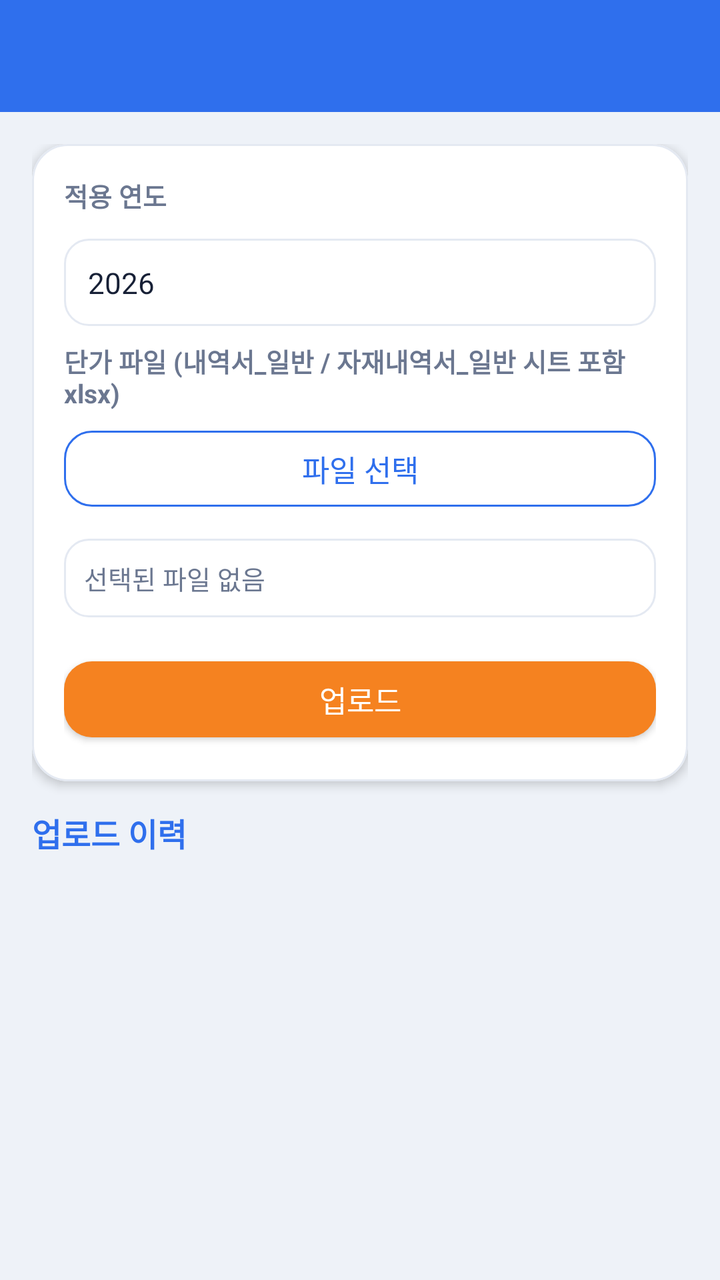
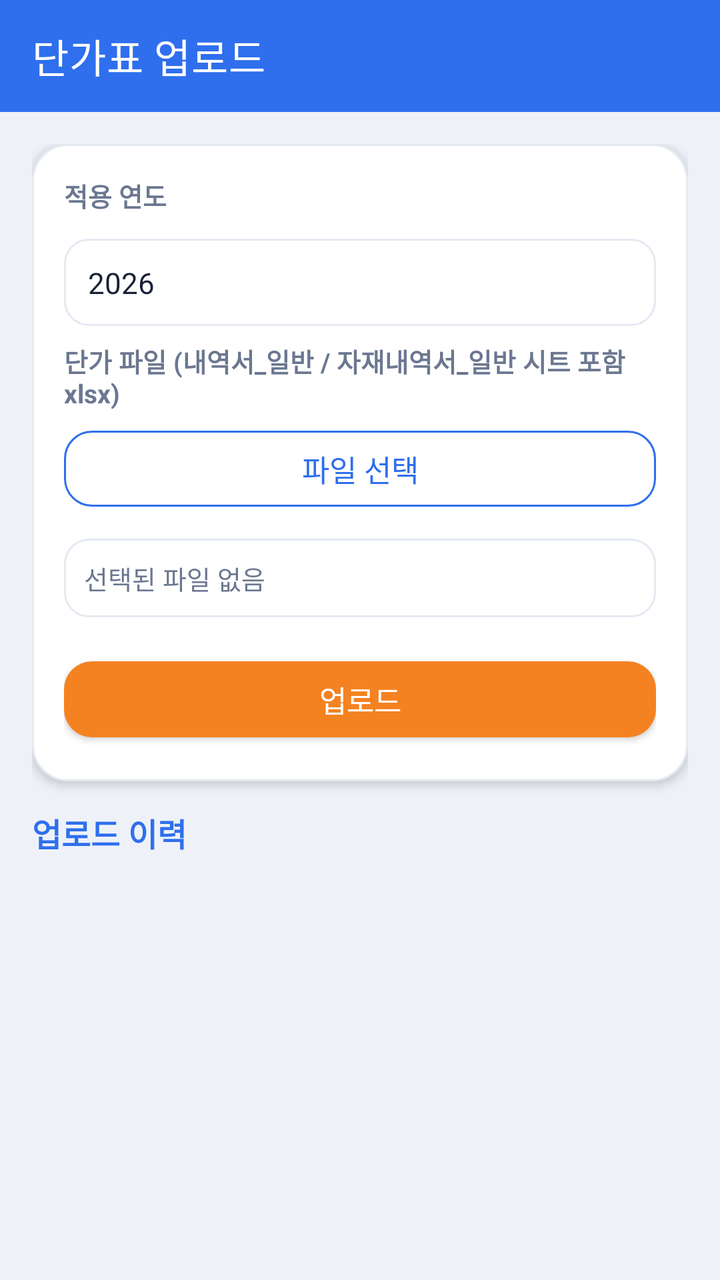

Compare the two renders of this Android layout. The source of the first and the diff that turns it into the second are given below.
<!-- AndroidManifest.xml: activity theme Theme.Jijang -->
<!-- res/layout/activity_price_upload.xml -->
<?xml version="1.0" encoding="utf-8"?>
<LinearLayout xmlns:android="http://schemas.android.com/apk/res/android"
    xmlns:app="http://schemas.android.com/apk/res-auto"
    android:layout_width="match_parent"
    android:layout_height="match_parent"
    android:orientation="vertical"
    android:background="@color/background">

    <androidx.appcompat.widget.Toolbar
        android:id="@+id/toolbar"
        android:layout_width="match_parent"
        android:layout_height="?attr/actionBarSize"
        android:background="@color/primary"
        android:title="단가표 업로드"
        android:titleTextColor="@color/on_primary" />

    <ScrollView
        android:layout_width="match_parent"
        android:layout_height="0dp"
        android:layout_weight="1">

        <LinearLayout
            android:layout_width="match_parent"
            android:layout_height="wrap_content"
            android:orientation="vertical"
            android:padding="16dp">

            <com.google.android.material.card.MaterialCardView
                android:layout_width="match_parent"
                android:layout_height="wrap_content"
                android:layout_marginBottom="14dp"
                app:cardCornerRadius="@dimen/card_radius"
                app:cardElevation="@dimen/card_elevation"
                app:strokeColor="@color/line"
                app:strokeWidth="1dp">

                <LinearLayout
                    android:layout_width="match_parent"
                    android:layout_height="wrap_content"
                    android:orientation="vertical"
                    android:padding="16dp">

                    <TextView style="@style/SubHeader" android:layout_marginTop="0dp" android:text="적용 연도" />
                    <EditText
                        android:id="@+id/editEffectiveYear"
                        style="@style/Widget.Jijang.EditText"
                        android:layout_width="match_parent"
                        android:layout_height="wrap_content"
                        android:inputType="number"
                        android:text="2026" />

                    <TextView style="@style/SubHeader" android:text="단가 파일 (내역서_일반 / 자재내역서_일반 시트 포함 xlsx)" />

                    <com.google.android.material.button.MaterialButton
                        android:id="@+id/buttonPickFile"
                        style="@style/Widget.Jijang.Button.Outlined"
                        android:layout_width="match_parent"
                        android:layout_height="wrap_content"
                        android:text="파일 선택" />

                    <TextView
                        android:id="@+id/textSelectedFile"
                        android:layout_width="match_parent"
                        android:layout_height="wrap_content"
                        android:layout_marginTop="10dp"
                        android:background="@drawable/bg_input_field"
                        android:text="선택된 파일 없음"
                        android:textColor="@color/text_secondary"
                        android:textSize="13sp" />

                    <com.google.android.material.button.MaterialButton
                        android:id="@+id/buttonUpload"
                        android:layout_width="match_parent"
                        android:layout_height="wrap_content"
                        android:layout_marginTop="16dp"
                        android:text="업로드" />
                </LinearLayout>
            </com.google.android.material.card.MaterialCardView>

            <TextView style="@style/SectionHeader" android:layout_marginTop="0dp" android:text="업로드 이력" />
            <LinearLayout
                android:id="@+id/containerHistory"
                android:layout_width="match_parent"
                android:layout_height="wrap_content"
                android:orientation="vertical" />

        </LinearLayout>
    </ScrollView>
</LinearLayout>
<!-- resources referenced by this layout -->
<resources>
  <color name="background">#EEF2F8</color>
  <color name="line">#E4E9F2</color>
  <color name="on_primary">#FFFFFF</color>
  <color name="primary">#2F6FED</color>
  <color name="text_secondary">#6B7790</color>
  <dimen name="card_elevation">3dp</dimen>
  <dimen name="card_radius">18dp</dimen>
  <!-- drawable bg_input_field (drawable) -->
  <?xml version="1.0" encoding="utf-8"?>
  <shape xmlns:android="http://schemas.android.com/apk/res/android">
      <solid android:color="@color/surface" />
      <corners android:radius="@dimen/field_radius" />
      <stroke android:width="1dp" android:color="@color/line" />
      <padding android:left="10dp" android:top="10dp" android:right="10dp" android:bottom="10dp" />
  </shape>
  <style name="SectionHeader">
          <item name="android:layout_width">match_parent</item>
          <item name="android:layout_height">wrap_content</item>
          <item name="android:layout_marginTop">20dp</item>
          <item name="android:layout_marginBottom">8dp</item>
          <item name="android:textColor">@color/primary</item>
          <item name="android:textSize">16sp</item>
          <item name="android:textStyle">bold</item>
      </style>
  <style name="SubHeader">
          <item name="android:layout_width">match_parent</item>
          <item name="android:layout_height">wrap_content</item>
          <item name="android:layout_marginTop">8dp</item>
          <item name="android:layout_marginBottom">4dp</item>
          <item name="android:textColor">@color/text_secondary</item>
          <item name="android:textSize">13sp</item>
          <item name="android:textStyle">bold</item>
      </style>
  <style name="Widget.Jijang.Button.Outlined" parent="Widget.MaterialComponents.Button.OutlinedButton">
          <item name="android:textColor">@color/primary</item>
          <item name="strokeColor">@color/primary</item>
          <item name="android:textAllCaps">false</item>
          <item name="android:textSize">15sp</item>
          <item name="android:minHeight">@dimen/button_height</item>
          <item name="cornerRadius">@dimen/button_radius</item>
          <item name="android:letterSpacing">0</item>
      </style>
  <style name="Widget.Jijang.EditText" parent="android:Widget.EditText">
          <item name="android:background">@drawable/bg_input_field</item>
          <item name="android:padding">12dp</item>
          <item name="android:textColor">@color/text_primary</item>
          <item name="android:textColorHint">@color/text_secondary</item>
          <item name="android:textSize">14.5sp</item>
          <item name="android:layout_marginTop">8dp</item>
      </style>
  <color name="surface">#FFFFFF</color>
  <dimen name="field_radius">12dp</dimen>
  <dimen name="button_height">50dp</dimen>
  <dimen name="button_radius">14dp</dimen>
  <color name="text_primary">#172036</color>
  <color name="primary_dark">#1E54C4</color>
  <color name="accent">#F58220</color>
  <color name="on_accent">#FFFFFF</color>
  <style name="ShapeAppearance.Jijang.SmallComponent" parent="ShapeAppearance.MaterialComponents.SmallComponent">
          <item name="cornerSize">@dimen/button_radius</item>
      </style>
  <style name="Widget.Jijang.Button" parent="Widget.MaterialComponents.Button">
          <item name="backgroundTint">@color/accent</item>
          <item name="android:textColor">@color/on_accent</item>
          <item name="android:textAllCaps">false</item>
          <item name="android:textSize">15sp</item>
          <item name="android:minHeight">@dimen/button_height</item>
          <item name="cornerRadius">@dimen/button_radius</item>
          <item name="android:letterSpacing">0</item>
      </style>
  <style name="Widget.Jijang.Button.Text" parent="Widget.MaterialComponents.Button.TextButton">
          <item name="android:textColor">@color/accent_dark</item>
          <item name="android:textAllCaps">false</item>
          <item name="android:letterSpacing">0</item>
      </style>
  <color name="accent_dark">#C96510</color>
  <!-- unchanged entries left out for length: 1 -->
</resources>

<!-- the commit's change to res/layout/activity_price_upload.xml (unified diff, before → after) -->
@@ -11,8 +11,8 @@
         android:layout_width="match_parent"
         android:layout_height="?attr/actionBarSize"
         android:background="@color/primary"
-        android:title="단가표 업로드"
-        android:titleTextColor="@color/on_primary" />
+        app:title="단가표 업로드"
+        app:titleTextColor="@color/on_primary" />
 
     <ScrollView
         android:layout_width="match_parent"
